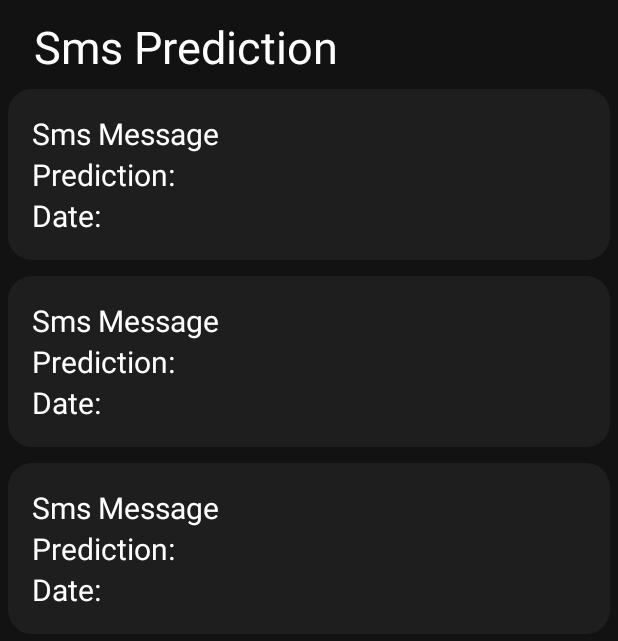
After one commit to PohYiJieNicholas/Capstone-ScamDetection, an Android app: the layout fragment_sms.xml on its own in the app's theme, with its tools: preview values and no code run, on a phone screen of 412 x 824 dp. The commit adds this screen. Shown: the top 641 px of the screen. Run offline under Robolectric (Android 15) with nearby library versions, the phone set to English and light mode, and no system bars.

Commit message:
Retreive and predict sms messages

```diff
--- a/app/src/main/AndroidManifest.xml
+++ b/app/src/main/AndroidManifest.xml
@@ -1,6 +1,10 @@
 <?xml version="1.0" encoding="utf-8"?>
 <manifest xmlns:android="http://schemas.android.com/apk/res/android"
     xmlns:tools="http://schemas.android.com/tools">
+
+    <uses-feature
+        android:name="android.hardware.telephony"
+        android:required="false" />
 
     <uses-permission android:name="android.permission.POST_NOTIFICATIONS" />
     <uses-permission android:name="android.permission.READ_PHONE_STATE"/>
@@ -10,6 +14,7 @@
     <uses-permission android:name="android.permission.RECEIVE_BOOT_COMPLETED" />
     <uses-permission android:name="android.permission.FOREGROUND_SERVICE"/>
     <uses-permission android:name="android.permission.INTERNET" />
+    <uses-permission android:name="android.permission.READ_SMS" />
 
 
 
--- /dev/null
+++ b/app/src/main/java/com/example/scamdetection/smsMessages/SmsMessage.kt
@@ -0,0 +1,4 @@
+package com.example.scamdetection.smsMessages
+
+// Data class for SMS messages
+data class SmsMessage(val address: String, val body: String, val date: String, val prediction: String)
--- /dev/null
+++ b/app/src/main/res/layout/fragment_sms.xml
@@ -0,0 +1,45 @@
+<?xml version="1.0" encoding="utf-8"?>
+<FrameLayout xmlns:android="http://schemas.android.com/apk/res/android"
+    xmlns:app="http://schemas.android.com/apk/res-auto"
+    xmlns:tools="http://schemas.android.com/tools"
+    android:layout_width="match_parent"
+    android:layout_height="match_parent"
+    tools:context=".SmsFragment">
+
+    <androidx.constraintlayout.widget.ConstraintLayout
+        android:id="@+id/constraint_history"
+        android:layout_width="match_parent"
+        android:layout_height="match_parent"
+        android:background="@color/background">
+
+        <TextView
+            android:id="@+id/txt_history_title"
+            android:layout_width="399dp"
+            android:layout_height="46dp"
+            android:layout_marginStart="8dp"
+            android:layout_marginTop="8dp"
+            android:layout_marginEnd="8dp"
+            android:gravity="center_vertical"
+            android:paddingStart="16dp"
+            android:paddingEnd="16dp"
+            android:text="@string/text_sms_prediction"
+            android:textColor="@color/white"
+            android:textSize="30sp"
+            app:layout_constraintEnd_toEndOf="parent"
+            app:layout_constraintStart_toStartOf="parent"
+            app:layout_constraintTop_toTopOf="parent" />
+
+        <androidx.recyclerview.widget.RecyclerView
+            android:id="@+id/rv_sms"
+            android:layout_width="0dp"
+            android:layout_height="0dp"
+            app:layout_constraintBottom_toBottomOf="parent"
+            app:layout_constraintEnd_toEndOf="parent"
+            app:layout_constraintHorizontal_bias="1.0"
+            app:layout_constraintStart_toStartOf="parent"
+            app:layout_constraintTop_toBottomOf="@+id/txt_history_title"
+            app:layout_constraintVertical_bias="0.142"
+            tools:listitem="@layout/sms_item" />
+    </androidx.constraintlayout.widget.ConstraintLayout>
+
+</FrameLayout>
--- /dev/null
+++ b/app/src/main/res/layout/sms_item.xml
@@ -0,0 +1,78 @@
+<?xml version="1.0" encoding="utf-8"?>
+<LinearLayout xmlns:android="http://schemas.android.com/apk/res/android"
+    android:layout_width="match_parent"
+    android:layout_height="wrap_content"
+    android:layout_margin="5dp"
+    android:background="@drawable/bubble_box2"
+    android:gravity="center"
+    android:orientation="vertical"
+    android:padding="16dp">
+
+
+    <LinearLayout
+        android:layout_width="match_parent"
+        android:layout_height="match_parent"
+        android:orientation="horizontal">
+
+        <TextView
+            android:id="@+id/label_sms"
+            android:layout_width="wrap_content"
+            android:layout_height="wrap_content"
+            android:textColor="@color/white"
+            android:text="@string/header_sms_message"
+            android:textSize="20sp" />
+
+        <TextView
+            android:id="@+id/txt_sms"
+            android:layout_width="wrap_content"
+            android:layout_height="wrap_content"
+            android:textColor="@color/textColorSecondary"
+            android:text=""
+            android:textSize="20sp"/>
+    </LinearLayout>
+
+    <LinearLayout
+        android:layout_width="match_parent"
+        android:layout_height="match_parent"
+        android:orientation="horizontal">
+
+        <TextView
+            android:id="@+id/label_sms_prediction"
+            android:layout_width="wrap_content"
+            android:layout_height="wrap_content"
+            android:textColor="@color/white"
+            android:text="@string/header_prediction"
+            android:textSize="20sp"/>
+
+        <TextView
+            android:id="@+id/txt_sms_prediction"
+            android:layout_width="wrap_content"
+            android:layout_height="wrap_content"
+            android:textColor="@color/textColorSecondary"
+            android:text=""
+            android:textSize="20sp"/>
+    </LinearLayout>
+
+    <LinearLayout
+        android:layout_width="match_parent"
+        android:layout_height="match_parent"
+        android:orientation="horizontal">
+
+        <TextView
+            android:id="@+id/label_sms_date"
+            android:layout_width="wrap_content"
+            android:layout_height="wrap_content"
+            android:textColor="@color/white"
+            android:text="@string/header_date"
+            android:textSize="20sp"/>
+
+        <TextView
+            android:id="@+id/txt_sms_date"
+            android:layout_width="wrap_content"
+            android:layout_height="wrap_content"
+            android:textColor="@color/textColorSecondary"
+            android:text=""
+            android:textSize="20sp"/>
+    </LinearLayout>
+
+</LinearLayout>
--- a/app/src/main/res/menu/nav_items.xml
+++ b/app/src/main/res/menu/nav_items.xml
@@ -16,5 +16,10 @@
         android:icon="@drawable/baseline_history_24"
         android:title="@string/btmNav_history"/>
 
+    <item
+        android:id="@+id/sms"
+        android:icon="@drawable/baseline_history_24"
+        android:title="@string/btmNav_sms"/>
+
 
 </menu>
--- a/app/src/main/res/values/strings.xml
+++ b/app/src/main/res/values/strings.xml
@@ -16,5 +16,9 @@
     <string name="conversation">Conversation: </string>
     <string name="header_prediction">Prediction: </string>
     <string name="header_date">Date: </string>
+    <string name="header_address">Address</string>
+    <string name="header_sms_message">Sms Message</string>
+    <string name="text_sms_prediction">Sms Prediction</string>
+    <string name="btmNav_sms">SMS</string>
 
 </resources>
```
Also changed, not shown: app/src/main/java/com/example/scamdetection/MainActivity.kt (+7 -1 lines), app/src/main/java/com/example/scamdetection/SmsFragment.kt (added, +108 -0 lines), app/src/main/java/com/example/scamdetection/smsMessages/SmsAdapter.kt (added, +39 -0 lines).
